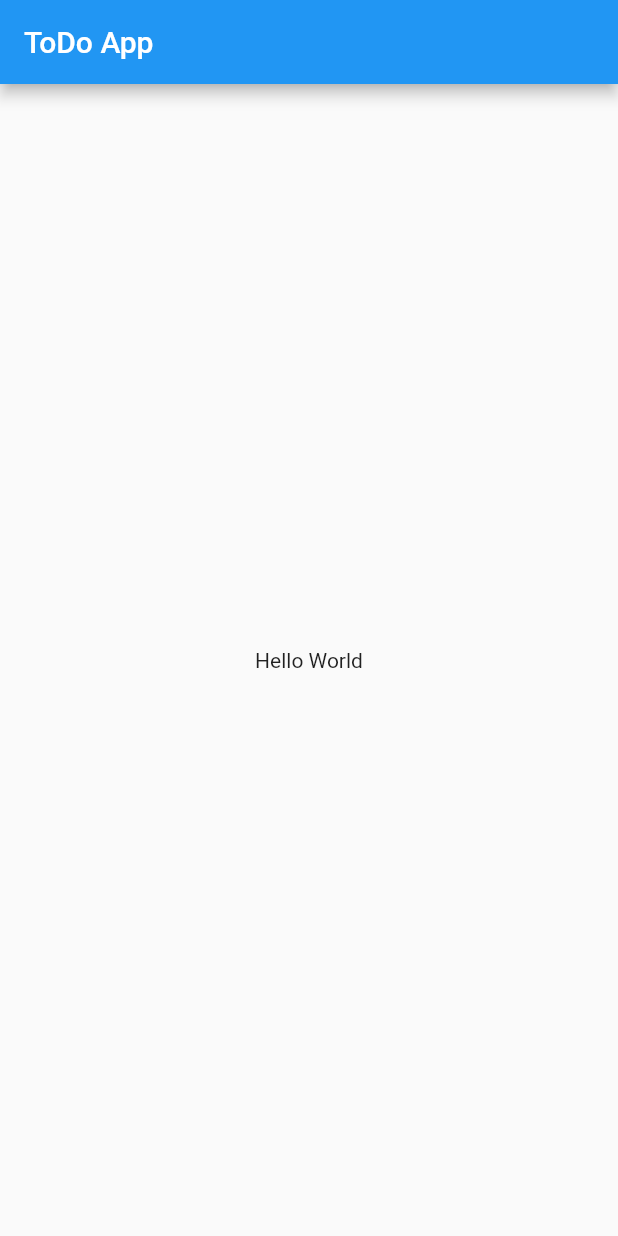
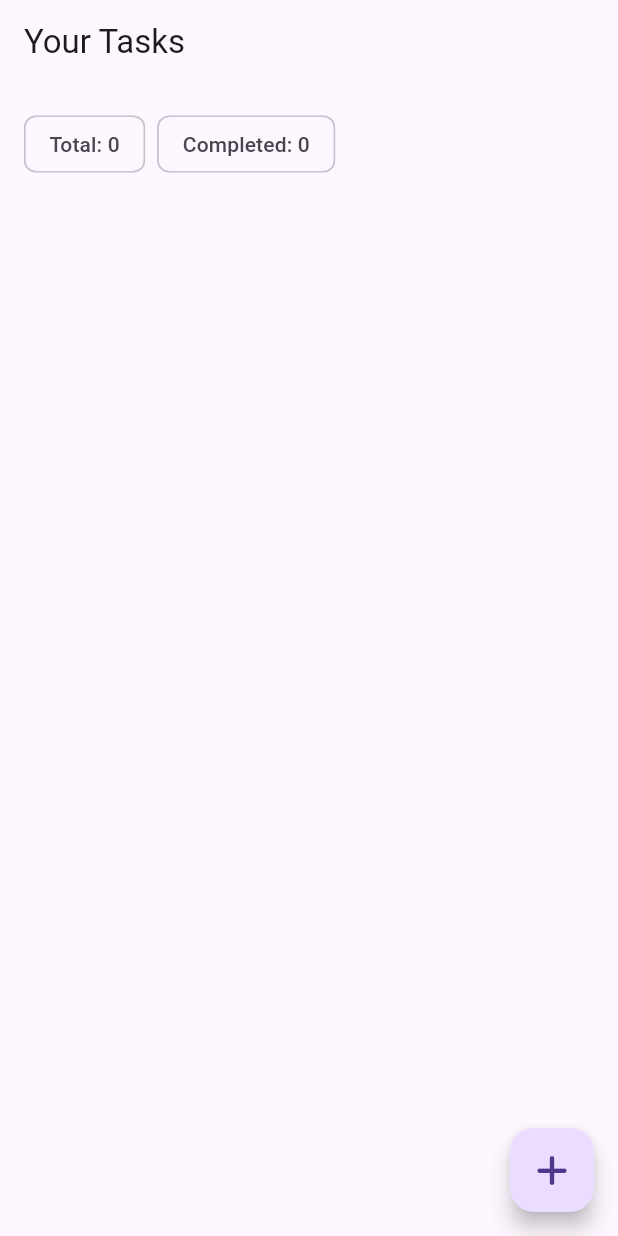
Before and after one commit to Basith-P/ToDo-App--BLoC-, a Flutter app: the screen it shows after launch, on a phone screen of 412 x 824 dp. Run offline on Flutter 3.47's test engine with Material 2 defaults, Android fonts, the phone set to English and light mode, and no system bars; our stand-ins replace bloc, equatable, flutter_bloc, font_awesome_flutter.

Commit message:
add new task

```diff
--- /dev/null
+++ b/lib/bloc/bloc_exports.dart
@@ -0,0 +1,3 @@
+export 'package:flutter_bloc/flutter_bloc.dart';
+
+export 'task/task_bloc.dart';
--- /dev/null
+++ b/lib/bloc/task/task_bloc.dart
@@ -0,0 +1,32 @@
+import 'package:bloc/bloc.dart';
+import 'package:equatable/equatable.dart';
+
+import '../../models/task.dart';
+
+part 'task_event.dart';
+part 'task_state.dart';
+
+class TaskBloc extends Bloc<TaskEvent, TaskState> {
+  TaskBloc() : super(TaskState([])) {
+    on<AddTask>(_onTaskAdded);
+    on<DeleteTask>(_onTaskDeleted);
+    on<UpdateTask>(_onTaskUpdated);
+  }
+
+  void _onTaskAdded(AddTask event, Emitter<TaskState> emit) {
+    final List<Task> tasks = List.from(state.tasks)..add(event.task);
+    emit(TaskState(tasks));
+  }
+
+  void _onTaskDeleted(DeleteTask event, Emitter<TaskState> emit) {
+    final List<Task> tasks = List.from(state.tasks)..remove(event.task);
+    emit(TaskState(tasks));
+  }
+
+  void _onTaskUpdated(UpdateTask event, Emitter<TaskState> emit) {
+    final List<Task> tasks = List.from(state.tasks)
+      ..remove(event.task)
+      ..add(event.task);
+    emit(TaskState(tasks));
+  }
+}
--- /dev/null
+++ b/lib/bloc/task/task_event.dart
@@ -0,0 +1,35 @@
+part of 'task_bloc.dart';
+
+abstract class TaskEvent extends Equatable {
+  const TaskEvent();
+
+  @override
+  List<Object> get props => [];
+}
+
+class AddTask extends TaskEvent {
+  final Task task;
+
+  const AddTask(this.task);
+
+  @override
+  List<Object> get props => [task];
+}
+
+class DeleteTask extends TaskEvent {
+  final Task task;
+
+  const DeleteTask(this.task);
+
+  @override
+  List<Object> get props => [task];
+}
+
+class UpdateTask extends TaskEvent {
+  final Task task;
+
+  const UpdateTask(this.task);
+
+  @override
+  List<Object> get props => [task];
+}
--- /dev/null
+++ b/lib/bloc/task/task_state.dart
@@ -0,0 +1,10 @@
+part of 'task_bloc.dart';
+
+class TaskState extends Equatable {
+  const TaskState(this.tasks);
+
+  final List<Task> tasks;
+
+  @override
+  List<Object> get props => [tasks];
+}
--- /dev/null
+++ b/lib/global/keys.dart
@@ -0,0 +1,3 @@
+import 'package:flutter/widgets.dart' show GlobalKey, NavigatorState;
+
+final navigatorKey = GlobalKey<NavigatorState>();
--- a/lib/main.dart
+++ b/lib/main.dart
@@ -1,30 +1,28 @@
 import 'package:flutter/material.dart';
 
+import 'bloc/bloc_exports.dart';
+import 'global/keys.dart';
+import 'pages/home_page.dart';
+
 void main() {
-  runApp(ToDoApp());
+  runApp(const ToDoApp());
 }
 
 class ToDoApp extends StatelessWidget {
-  @override
-  Widget build(BuildContext context) {
-    return MaterialApp(
-      title: 'ToDo App',
-      home: HomePage(),
-    );
-  }
-}
-
-class HomePage extends StatelessWidget {
-  const HomePage({Key? key}) : super(key: key);
+  const ToDoApp({super.key});
 
   @override
   Widget build(BuildContext context) {
-    return Scaffold(
-      appBar: AppBar(
-        title: Text('ToDo App'),
-      ),
-      body: Center(
-        child: Text('Hello World'),
+    return BlocProvider(
+      create: (context) => TaskBloc(),
+      child: MaterialApp(
+        title: 'ToDo App',
+        navigatorKey: navigatorKey,
+        theme: ThemeData.light(useMaterial3: true),
+        darkTheme: ThemeData.dark(useMaterial3: true),
+        themeMode: ThemeMode.system,
+        debugShowCheckedModeBanner: false,
+        home: const HomePage(),
       ),
     );
   }
--- /dev/null
+++ b/lib/models/task.dart
@@ -0,0 +1,25 @@
+import 'package:equatable/equatable.dart';
+
+class Task extends Equatable {
+  String title;
+  bool isDone;
+  bool isDeleted;
+
+  Task({required this.title, this.isDone = false, this.isDeleted = false});
+
+  Task.fromJson(Map<String, dynamic> json)
+      : title = json['title'],
+        isDone = json['isDone'],
+        isDeleted = json['isDeleted'];
+
+  Task copyWith({String? title, bool? isDone, bool? isDeleted}) {
+    return Task(
+      title: title ?? this.title,
+      isDone: isDone ?? this.isDone,
+      isDeleted: isDeleted ?? this.isDeleted,
+    );
+  }
+
+  @override
+  List<Object?> get props => [title, isDone, isDeleted];
+}
--- /dev/null
+++ b/lib/pages/home_page.dart
@@ -0,0 +1,49 @@
+import 'package:flutter/material.dart';
+import 'package:font_awesome_flutter/font_awesome_flutter.dart';
+
+import '../bloc/bloc_exports.dart';
+import '../models/task.dart';
+import '../widgets/add_task_bottom_sheet.dart';
+import '../widgets/tasks_list.dart';
+
+class HomePage extends StatelessWidget {
+  const HomePage({Key? key}) : super(key: key);
+
+  void _showAddTaskBottomSheet(BuildContext context) {
+    showModalBottomSheet(
+        context: context,
+        isScrollControlled: true,
+        builder: (context) => AddTaskBottomSheet());
+  }
+
+  @override
+  Widget build(BuildContext context) {
+    return BlocBuilder<TaskBloc, TaskState>(
+      builder: (context, state) {
+        final List<Task> tasks = state.tasks;
+        return Scaffold(
+          appBar: AppBar(title: const Text('Your Tasks')),
+          floatingActionButton: FloatingActionButton(
+            onPressed: () => _showAddTaskBottomSheet(context),
+            child: const FaIcon(FontAwesomeIcons.plus),
+          ),
+          body: Column(
+            children: [
+              Padding(
+                padding: const EdgeInsets.all(16.0),
+                child: Row(
+                  children: const [
+                    Chip(label: Text('Total: 0')),
+                    SizedBox(width: 8),
+                    Chip(label: Text('Completed: 0')),
+                  ],
+                ),
+              ),
+              TasksList(tasks: tasks),
+            ],
+          ),
+        );
+      },
+    );
+  }
+}
--- /dev/null
+++ b/lib/widgets/tasks_list.dart
@@ -0,0 +1,30 @@
+import 'package:flutter/material.dart';
+
+import '../models/task.dart';
+
+class TasksList extends StatelessWidget {
+  const TasksList({
+    super.key,
+    required this.tasks,
+  });
+
+  final List<Task> tasks;
+
+  @override
+  Widget build(BuildContext context) {
+    return Expanded(
+      child: ListView.builder(
+          padding: const EdgeInsets.all(16.0),
+          itemCount: tasks.length,
+          itemBuilder: (context, index) {
+            return ListTile(
+                leading: Checkbox(
+                  shape: const CircleBorder(),
+                  value: tasks[index].isDone,
+                  onChanged: (value) {},
+                ),
+                title: Text(tasks[index].title));
+          }),
+    );
+  }
+}
```
Also changed, not shown: analysis_options.yaml (added, +29 -0 lines), lib/widgets/add_task_bottom_sheet.dart (added, +80 -0 lines), pubspec.yaml (+5 -69 lines), pubspec.lock, 10 other files.
